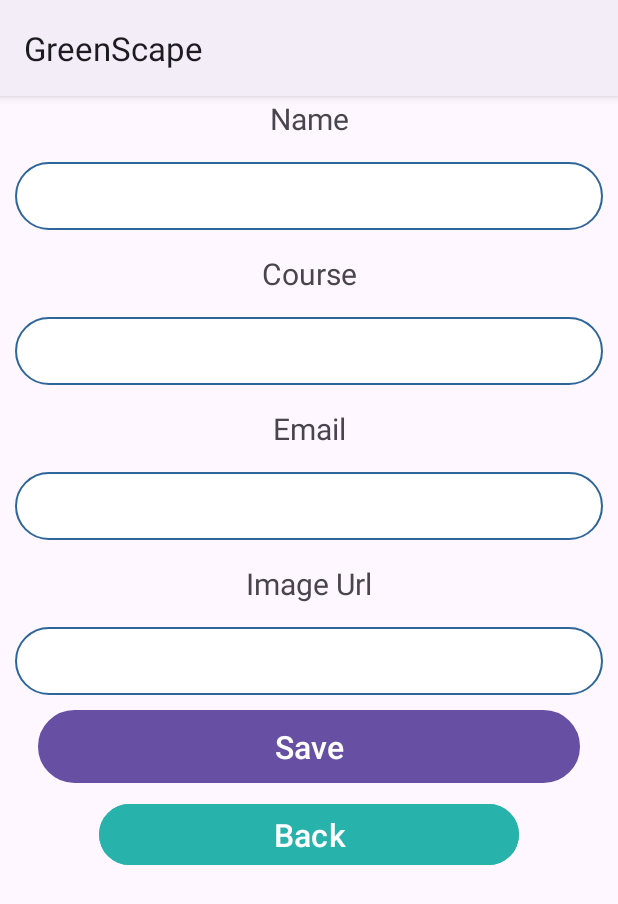
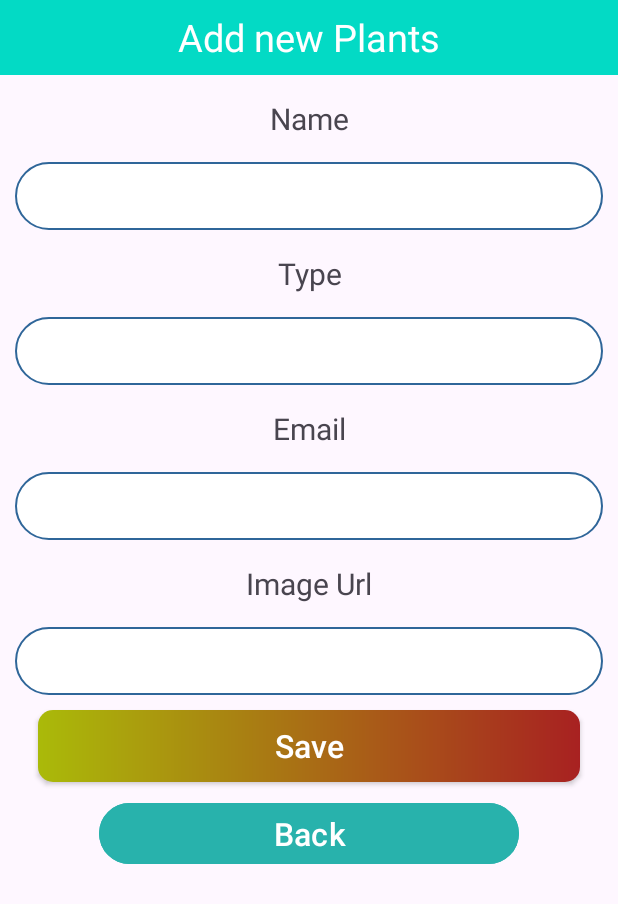
Before and after one commit to Blising/pvstep_201, an Android app: the AddActivity screen opened directly, with no data from a screen before it, on a phone screen of 412 x 824 dp. Shown: the top 904 px of the screen. Run offline under Robolectric (Android 15) with nearby library versions, the phone set to English and light mode, and no system bars; our stand-ins replace Firebase (no records; nobody signed in at launch, a user with empty details on screens opened directly).

Commit message:
mini commit

```diff
--- a/app/src/main/java/com/example/greenscape/MenuActivity.java
+++ b/app/src/main/java/com/example/greenscape/MenuActivity.java
@@ -19,6 +19,7 @@ public class MenuActivity extends AppCompatActivity {
     private Button bUroom;
     private Button bSearchRecycle;
     private Button bAnswearCv;
+    private Button btnSomfingElse;
     private Button btnNext;
 
     private Button btnExit;
@@ -48,6 +49,7 @@ public class MenuActivity extends AppCompatActivity {
         btnNext =  findViewById(R.id.btnNext);
         btnExit = findViewById(R.id.btnLogout);
 
+
         // Initialize Firebase authentication
         auth = FirebaseAuth.getInstance();
 
@@ -58,7 +60,10 @@ public class MenuActivity extends AppCompatActivity {
         bSearchRecycle.setOnClickListener(this::GotoSearchList);
         bAnswearCv.setOnClickListener(this::GoToAnswearWithImage);
         btnGoPlat.setOnClickListener(this::goToPlatsActivitiCrudOperations);
+
         btnDb.setOnClickListener(this::GotoDbInfo);
+
+
         btnNext.setOnClickListener(this::goTOSeconMeny);
         btnExit.setOnClickListener(this::goToRegister);
     }
--- a/app/src/main/res/layout/activity_add.xml
+++ b/app/src/main/res/layout/activity_add.xml
@@ -9,7 +9,7 @@
     <TextView
         android:layout_width="match_parent"
         android:layout_height="50dp"
-        android:text="Add new Record"
+        android:text="Add new Plants"
         android:background="@color/teal_200"
         android:gravity="center"
         android:textSize="25dp"
@@ -41,7 +41,7 @@
         android:textSize="20sp"
         android:layout_marginTop="15dp"
         android:layout_marginBottom="15dp"
-        android:text="Course"
+        android:text="Type"
         />
     <EditText
         android:layout_width="match_parent"
@@ -92,14 +92,16 @@
         android:gravity="center"
         android:id="@+id/txtImageUrl"/>
 
-    <Button
+    <androidx.appcompat.widget.AppCompatButton
         android:id="@+id/btnAdd"
         android:layout_width="match_parent"
         android:layout_height="wrap_content"
         android:layout_marginLeft="25dp"
         android:layout_marginTop="10dp"
+
         android:layout_marginRight="25dp"
-        android:background="@drawable/rounded"
+        android:background="@drawable/btn4"
+        android:textColor="@color/white"
         android:gravity="center"
         android:text="Save"
         android:textAllCaps="false"
--- a/app/src/main/res/layout/activity_menu.xml
+++ b/app/src/main/res/layout/activity_menu.xml
@@ -111,7 +111,7 @@
             android:layout_width="207dp"
             android:layout_height="181dp"
             android:layout_marginEnd="8dp"
-            android:background="@drawable/order"
+            android:background="@drawable/map"
             android:gravity="bottom|center_horizontal"
             android:text="Order"
             android:textColor="#0E0501"
--- a/app/src/main/res/layout/activity_menu_second_rows.xml
+++ b/app/src/main/res/layout/activity_menu_second_rows.xml
@@ -40,7 +40,8 @@
         android:layout_marginLeft="5dp"
         android:layout_marginTop="34dp"
         android:layout_marginRight="5dp"
-        android:backgroundTint="#79C037"
+        android:backgroundTint="@color/black"
+        android:textColor="@color/white"
 
         android:text="Data"
         android:textSize="30sp"
@@ -58,8 +59,9 @@
         android:layout_marginLeft="5dp"
         android:layout_marginTop="34dp"
         android:layout_marginRight="5dp"
-        android:backgroundTint="@color/teal_200"
+        android:backgroundTint="@color/white"
         android:text="Button"
+        android:textColor="@color/black"
         android:textSize="30sp"
 
         app:layout_constraintBottom_toBottomOf="@+id/imageView1"
--- a/app/src/main/res/values/styles.xml
+++ b/app/src/main/res/values/styles.xml
@@ -1,6 +1,6 @@
 
 <resources>
-<style name="roundedImageView"  parent="Theme.Material3.DayNight">
+<style name="roundedImageView"  parent="Theme.Material3.Dark.NoActionBar">
     <item name="cornerFamily">rounded</item>
     <item name="cornerSize">50%</item>
 
--- a/app/src/main/res/values/themes.xml
+++ b/app/src/main/res/values/themes.xml
@@ -1,6 +1,6 @@
 <resources xmlns:tools="http://schemas.android.com/tools">
     <!-- Base application theme. -->
-    <style name="Base.Theme.GreenScape" parent="Theme.Material3.DayNight">
+    <style name="Base.Theme.GreenScape" parent="Theme.Material3.DayNight.NoActionBar">
         <!-- Customize your light theme here. -->
         <!-- <item name="colorPrimary">@color/my_light_primary</item> -->
     </style>
```
Also changed, not shown: app/src/main/res/layout/main_item.xml (+9 -2 lines), app/src/main/res/layout/nav_header.xml (+7 -4 lines), app/src/main/res/layout/update_popup.xml (+6 -4 lines), app/src/main/res/drawable/identific.png (deleted).
